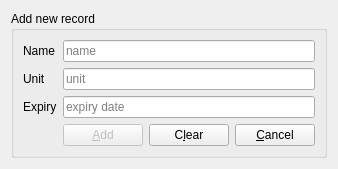
Old version of the form src/ui/AddProductsRecordWidget.ui in the repository wnt-zhp/zarlock-cpp.
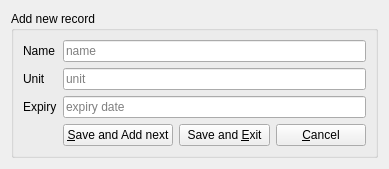
New version of the form. Custom widgets are drawn as their Qt base class.

Commit message: Fixed Save, New and Exit buttons

```diff
--- a/src/ui/AddProductsRecordWidget.ui
+++ b/src/ui/AddProductsRecordWidget.ui
@@ -6,7 +6,7 @@
    <rect>
     <x>0</x>
     <y>0</y>
-    <width>336</width>
+    <width>389</width>
     <height>162</height>
    </rect>
   </property>
@@ -65,19 +65,16 @@
       <item row="4" column="1">
        <layout class="QHBoxLayout" name="horizontalLayout_3">
         <item>
-         <widget class="QPushButton" name="action_add">
-          <property name="enabled">
-           <bool>false</bool>
-          </property>
+         <widget class="QPushButton" name="action_addnext">
           <property name="text">
-           <string>&amp;Add</string>
+           <string>&amp;Save and Add next</string>
           </property>
          </widget>
         </item>
         <item>
          <widget class="QPushButton" name="action_clear">
           <property name="text">
-           <string>C&amp;lear</string>
+           <string>Save and &amp;Exit</string>
           </property>
          </widget>
         </item>
@@ -101,16 +98,16 @@
    <extends>QLineEdit</extends>
    <header>DateInput.h</header>
   </customwidget>
-  <customwidget>
-   <class>UnitInput</class>
-   <extends>QLineEdit</extends>
-   <header>UnitInput.h</header>
-  </customwidget>
   <customwidget>
    <class>TextInput</class>
    <extends>QLineEdit</extends>
    <header>TextInput.h</header>
   </customwidget>
+  <customwidget>
+   <class>UnitInput</class>
+   <extends>QLineEdit</extends>
+   <header>UnitInput.h</header>
+  </customwidget>
  </customwidgets>
  <tabstops>
   <tabstop>edit_name</tabstop>
```
Left out of the diff: 6 changed lines with no effect on the pictures. The commit also changes 15 other files.
